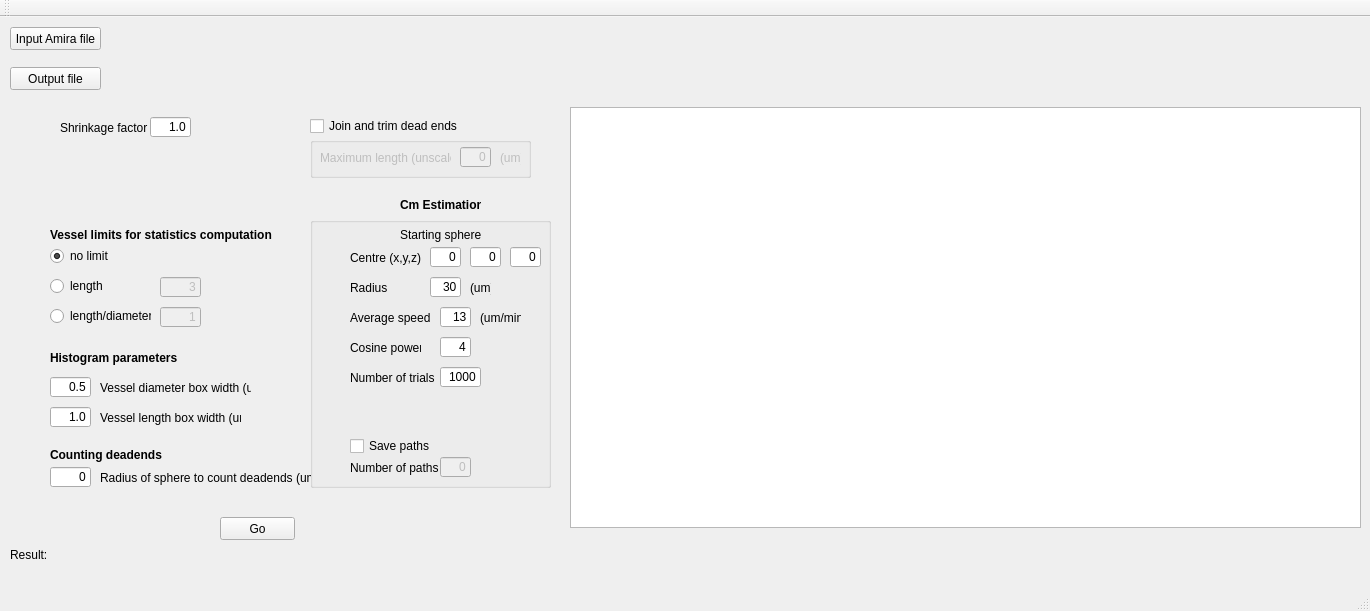
Above: Qt/Conduit_analyser/mainwindow.ui from gibbogle/vessel-tools before the change. Below: the same form after it.
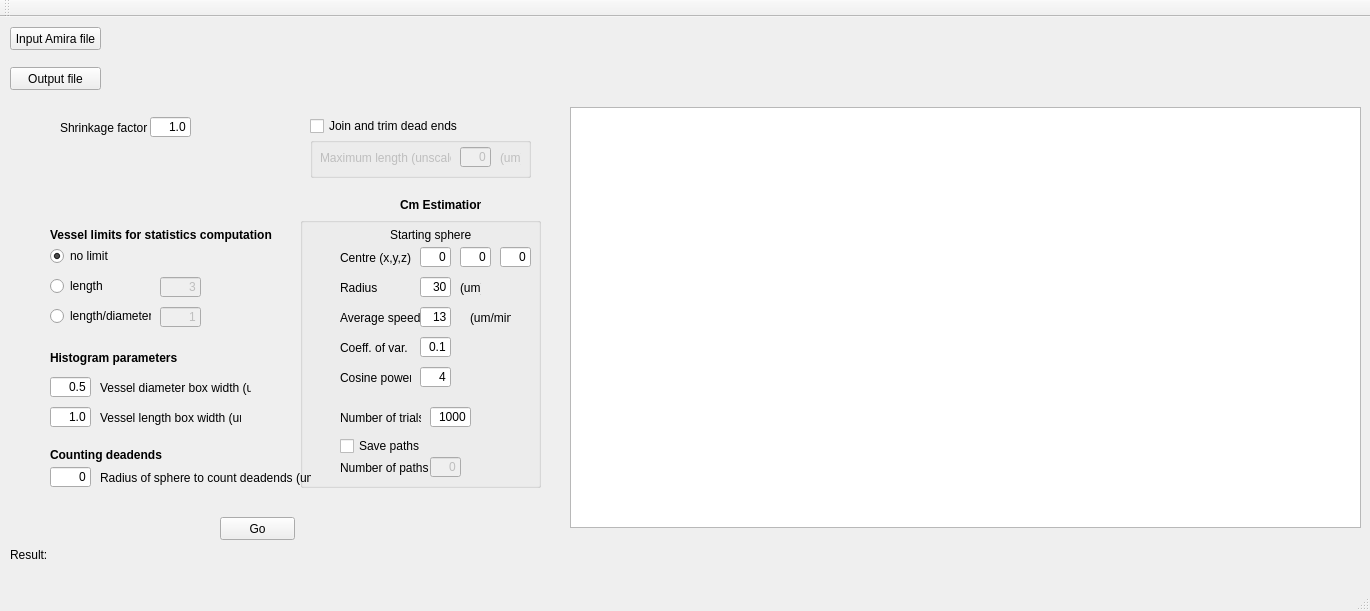
That is the form after the change.

```diff
--- a/Qt/Conduit_analyser/mainwindow.ui
+++ b/Qt/Conduit_analyser/mainwindow.ui
@@ -224,7 +224,7 @@
    <widget class="QGroupBox" name="groupBox_traverse">
     <property name="geometry">
      <rect>
-      <x>310</x>
+      <x>300</x>
       <y>200</y>
       <width>241</width>
       <height>271</height>
@@ -336,7 +336,7 @@
     <widget class="QLineEdit" name="lineEdit_speed">
      <property name="geometry">
       <rect>
-       <x>130</x>
+       <x>120</x>
        <y>90</y>
        <width>31</width>
        <height>20</height>
@@ -379,7 +379,7 @@
      <property name="geometry">
       <rect>
        <x>40</x>
-       <y>120</y>
+       <y>150</y>
        <width>71</width>
        <height>21</height>
       </rect>
@@ -391,8 +391,8 @@
     <widget class="QLineEdit" name="lineEdit_pow">
      <property name="geometry">
       <rect>
-       <x>130</x>
-       <y>120</y>
+       <x>120</x>
+       <y>150</y>
        <width>31</width>
        <height>20</height>
       </rect>
@@ -408,7 +408,7 @@
      <property name="geometry">
       <rect>
        <x>130</x>
-       <y>150</y>
+       <y>190</y>
        <width>41</width>
        <height>20</height>
       </rect>
@@ -424,8 +424,8 @@
      <property name="geometry">
       <rect>
        <x>40</x>
-       <y>150</y>
-       <width>91</width>
+       <y>190</y>
+       <width>81</width>
        <height>21</height>
       </rect>
      </property>
@@ -494,6 +494,35 @@
       <set>Qt::AlignRight|Qt::AlignTrailing|Qt::AlignVCenter</set>
      </property>
     </widget>
+    <widget class="QLabel" name="label_2">
+     <property name="geometry">
+      <rect>
+       <x>40</x>
+       <y>120</y>
+       <width>81</width>
+       <height>21</height>
+      </rect>
+     </property>
+     <property name="text">
+      <string>Coeff. of var.</string>
+     </property>
+    </widget>
+    <widget class="QLineEdit" name="lineEdit_CV">
+     <property name="geometry">
+      <rect>
+       <x>120</x>
+       <y>120</y>
+       <width>31</width>
+       <height>20</height>
+      </rect>
+     </property>
+     <property name="text">
+      <string>0.1</string>
+     </property>
+     <property name="alignment">
+      <set>Qt::AlignRight|Qt::AlignTrailing|Qt::AlignVCenter</set>
+     </property>
+    </widget>
    </widget>
    <widget class="QLabel" name="label_Cm">
     <property name="geometry">
```
Left out of the diff: 2 changed lines with no effect on the pictures.
